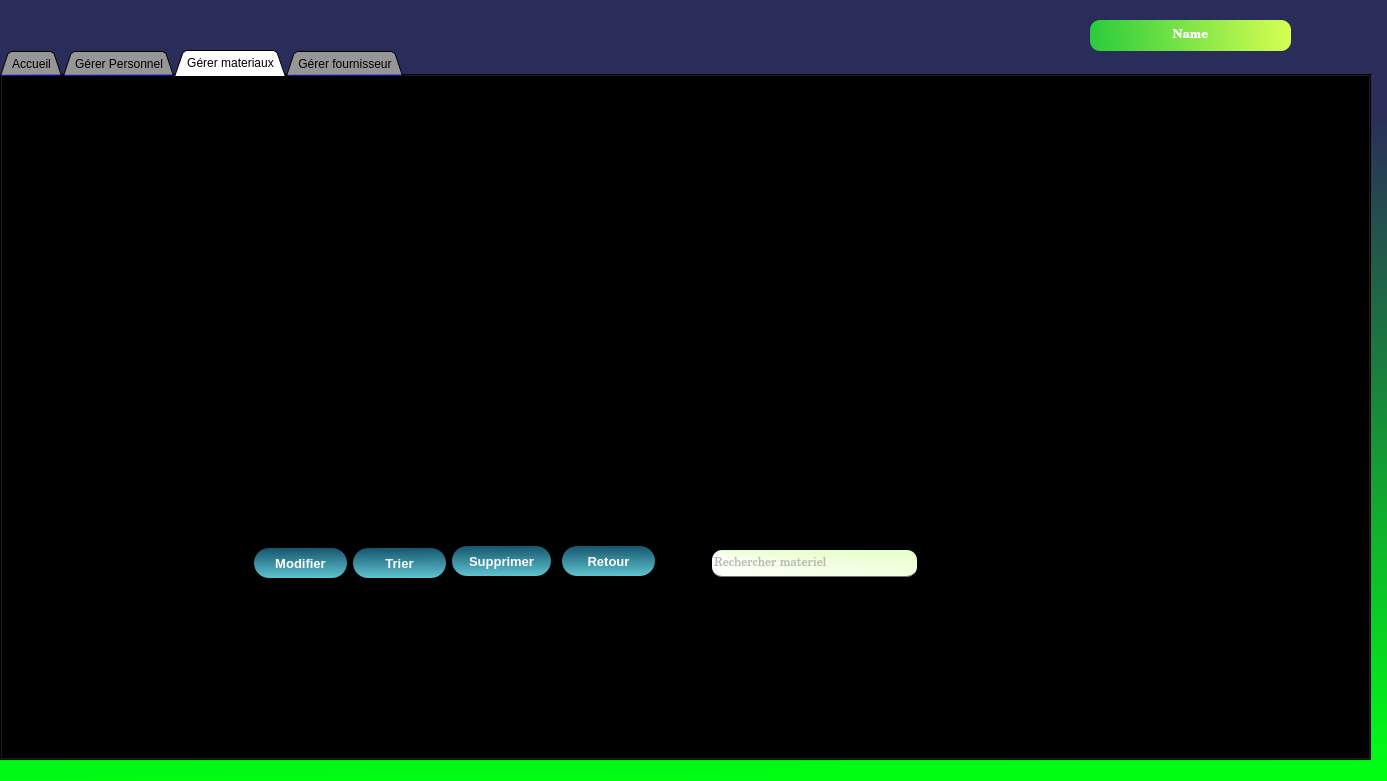
Above: acceuil.ui from oussamaJMAA/Smart_factory_2A12 before the change. Below: the same form after it.
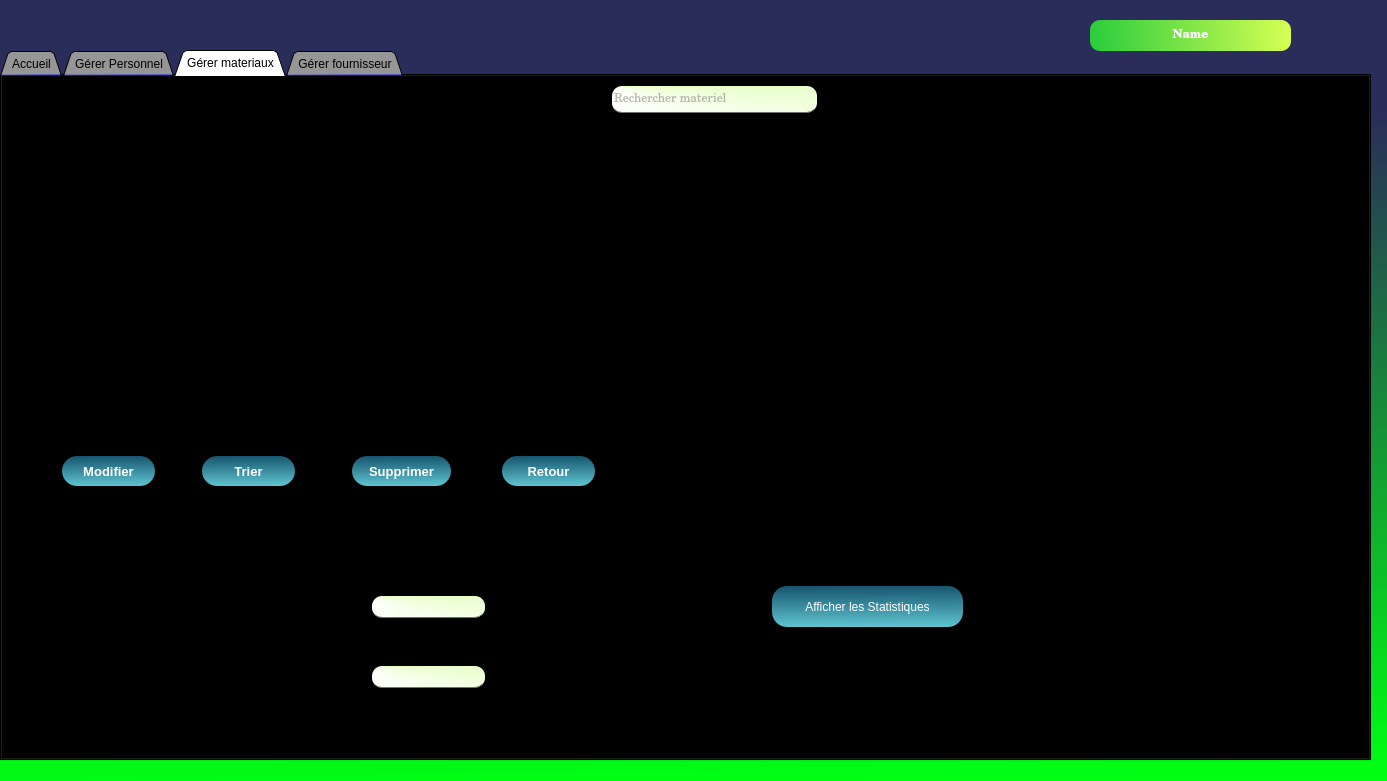
That is the form after the change. The open tabs and pages were chosen to show the change. Icons and pictures are not drawn.

What changed in the file:
```diff
--- a/acceuil.ui
+++ b/acceuil.ui
@@ -2735,7 +2735,7 @@
       <rect>
        <x>0</x>
        <y>10</y>
-       <width>1131</width>
+       <width>1371</width>
        <height>681</height>
       </rect>
      </property>
@@ -3190,8 +3190,8 @@
       <widget class="QPushButton" name="supprimer_2">
        <property name="geometry">
         <rect>
-         <x>450</x>
-         <y>460</y>
+         <x>350</x>
+         <y>370</y>
          <width>99</width>
          <height>30</height>
         </rect>
@@ -3210,8 +3210,8 @@
       <widget class="QPushButton" name="quitter_2">
        <property name="geometry">
         <rect>
-         <x>560</x>
-         <y>460</y>
+         <x>500</x>
+         <y>370</y>
          <width>93</width>
          <height>30</height>
         </rect>
@@ -3230,8 +3230,8 @@
       <widget class="QPushButton" name="modifier_2">
        <property name="geometry">
         <rect>
-         <x>252</x>
-         <y>462</y>
+         <x>60</x>
+         <y>370</y>
          <width>93</width>
          <height>30</height>
         </rect>
@@ -3250,8 +3250,8 @@
       <widget class="QPushButton" name="supprimer_4">
        <property name="geometry">
         <rect>
-         <x>351</x>
-         <y>462</y>
+         <x>200</x>
+         <y>370</y>
          <width>93</width>
          <height>30</height>
         </rect>
@@ -3270,8 +3270,8 @@
       <widget class="QTableView" name="affiche_mat">
        <property name="geometry">
         <rect>
-         <x>160</x>
-         <y>60</y>
+         <x>20</x>
+         <y>30</y>
          <width>811</width>
          <height>321</height>
         </rect>
@@ -3283,8 +3283,8 @@
       <widget class="QLineEdit" name="rechercher_ref">
        <property name="geometry">
         <rect>
-         <x>710</x>
-         <y>464</y>
+         <x>610</x>
+         <y>0</y>
          <width>205</width>
          <height>27</height>
         </rect>
@@ -3293,6 +3293,78 @@
         <string>Rechercher materiel</string>
        </property>
       </widget>
+      <widget class="QLineEdit" name="calcul">
+       <property name="geometry">
+        <rect>
+         <x>370</x>
+         <y>510</y>
+         <width>113</width>
+         <height>22</height>
+        </rect>
+       </property>
+      </widget>
+      <widget class="QLineEdit" name="calcul2">
+       <property name="geometry">
+        <rect>
+         <x>370</x>
+         <y>580</y>
+         <width>113</width>
+         <height>22</height>
+        </rect>
+       </property>
+      </widget>
+      <widget class="QLabel" name="label_55">
+       <property name="geometry">
+        <rect>
+         <x>200</x>
+         <y>510</y>
+         <width>111</width>
+         <height>21</height>
+        </rect>
+       </property>
+       <property name="text">
+        <string>Quantite global</string>
+       </property>
+      </widget>
+      <widget class="QLabel" name="label_56">
+       <property name="geometry">
+        <rect>
+         <x>190</x>
+         <y>580</y>
+         <width>151</width>
+         <height>21</height>
+        </rect>
+       </property>
+       <property name="text">
+        <string>Quantite restante global</string>
+       </property>
+      </widget>
+      <widget class="QLabel" name="label_57">
+       <property name="geometry">
+        <rect>
+         <x>100</x>
+         <y>460</y>
+         <width>651</width>
+         <height>21</height>
+        </rect>
+       </property>
+       <property name="text">
+        <string>Sélectionnez la reference pour afficher la somme de la quantite et la quantite restante du materiel</string>
+       </property>
+      </widget>
+      <widget class="QPushButton" name="pushButton_3">
+       <property name="geometry">
+        <rect>
+         <x>770</x>
+         <y>500</y>
+         <width>191</width>
+         <height>41</height>
+        </rect>
+       </property>
+       <property name="text">
+        <string>Afficher les Statistiques</string>
+       </property>
+      </widget>
      </widget>
      <widget class="QWidget" name="page_10">
       <widget class="QLineEdit" name="lineEdit_12">
```
Left out of the diff: 72 changed lines with no effect on the pictures.
